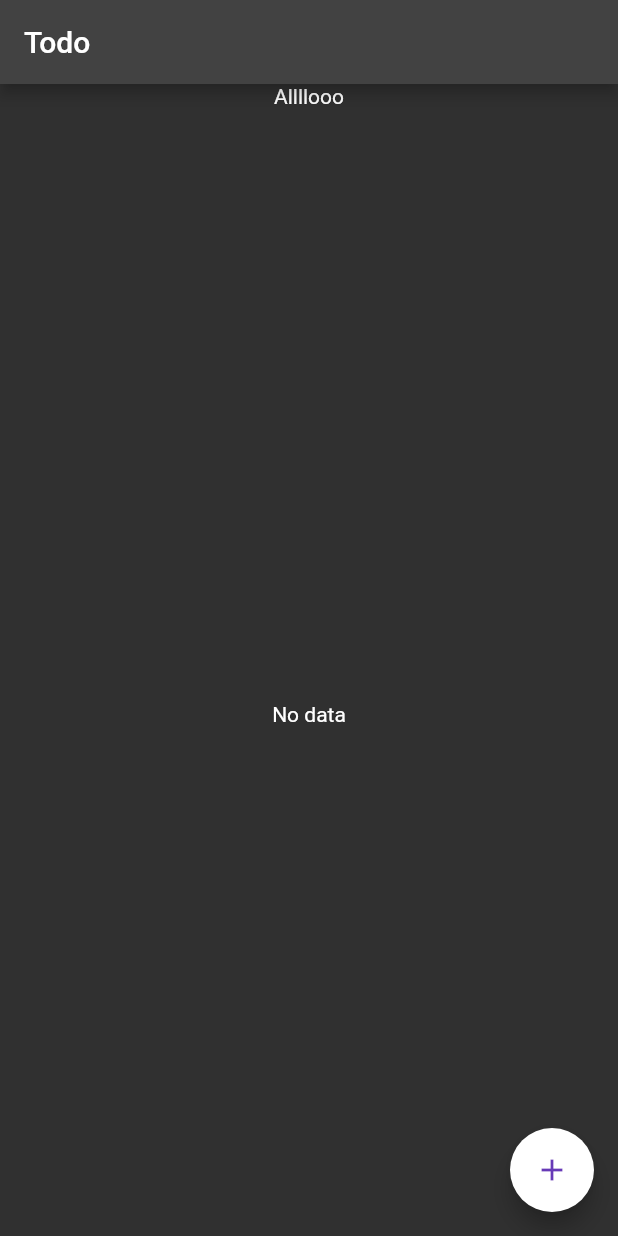
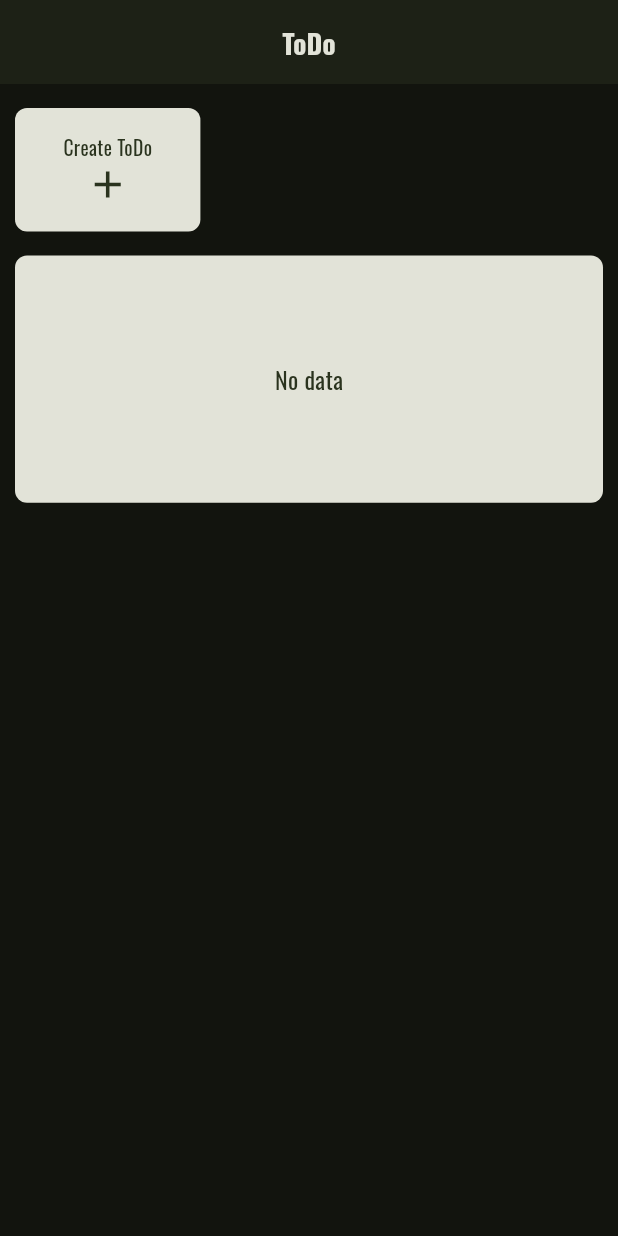
Before and after one commit to Jacques-Wolbeck/todo_app, a Flutter app: the screen it shows after launch, on a phone screen of 412 x 824 dp. Run offline on Flutter 3.47's test engine with Material 2 defaults, Android fonts, the phone set to English and light mode, and no system bars; our stand-ins replace equatable, flutter_bloc, google_fonts, sqflite; accounts and stored records are empty.

Commit message:
app theme has been adjusted

```diff
--- a/lib/android/material_app.dart
+++ b/lib/android/material_app.dart
@@ -1,5 +1,7 @@
 import 'package:flutter/material.dart';
 import 'package:flutter_bloc/flutter_bloc.dart';
+import 'package:todo_app/android/widgets/custom/custom_app_bar.dart';
+import 'package:todo_app/android/widgets/custom/custom_text_theme.dart';
 import 'package:todo_app/android/routes.dart';
 
 import '../shared/blocs/todos_bloc.dart';
@@ -15,17 +17,19 @@ class AndroidApp extends StatelessWidget {
       create: (context) =>
           TodosBloc(dbInstance: DatabaseController.db)..add(const LoadTodos()),
       child: MaterialApp(
-        title: 'Todo',
+        title: 'ToDo',
         debugShowCheckedModeBanner: false,
         theme: ThemeData(
-          brightness: Brightness.dark,
-          primarySwatch: Colors.grey,
-          primaryColor: Colors.deepPurple,
-          primaryColorLight: Colors.white,
-          splashColor: Colors.deepPurple,
+          useMaterial3: true,
+          colorScheme: ColorScheme.fromSeed(
+            seedColor: Colors.lightGreen,
+            brightness: Brightness.dark,
+          ),
+          textTheme: customTextTheme(),
+          appBarTheme: customAppBar(),
         ),
         initialRoute: '/home',
-        routes: appRoutes,
+        onGenerateRoute: (route) => onGenerateRoute(route),
       ),
     );
   }
--- a/lib/android/routes.dart
+++ b/lib/android/routes.dart
@@ -1,9 +1,15 @@
 import 'package:flutter/material.dart';
 import 'package:todo_app/android/screens/add_screen.dart';
+import 'package:todo_app/android/widgets/custom/custom_page_route.dart';
 
 import 'screens/home_screen.dart';
 
-var appRoutes = <String, WidgetBuilder>{
-  '/home': (context) => const HomeScreen(),
-  '/add': (context) => AddScreen(),
-};
+Route onGenerateRoute(RouteSettings settings) {
+  switch (settings.name) {
+    case '/add':
+      return CustomPageRoute(child: AddScreen(), settings: settings);
+    case '/home':
+    default:
+      return CustomPageRoute(child: const HomeScreen(), settings: settings);
+  }
+}
--- a/lib/android/screens/home_screen.dart
+++ b/lib/android/screens/home_screen.dart
@@ -14,36 +14,46 @@ class HomeScreen extends StatefulWidget {
 }
 
 class _HomeScreenState extends State<HomeScreen> {
+  List deleteList = [];
+
   @override
   Widget build(BuildContext context) {
     return Scaffold(
       appBar: AppBar(
-        title: const Text('Todo'),
+        automaticallyImplyLeading: false,
+        title: const Text('ToDo'),
       ),
       body: _body(),
-      floatingActionButton: FloatingActionButton(
-        child: Icon(
-          Icons.add,
-          color: Theme.of(context).primaryColor,
-        ),
-        onPressed: () {
-          Navigator.pushNamed(context, '/add');
-        },
-        backgroundColor: Theme.of(context).primaryColorLight,
-      ),
+      floatingActionButton:
+          deleteList.isNotEmpty ? _deleteButton() : const SizedBox.shrink(),
     );
   }
 
   _body() {
-    return SingleChildScrollView(
-      padding: const EdgeInsets.symmetric(horizontal: 8.0),
-      child: SizedBox(
-        height: MediaQuery.of(context).size.height,
-        child: Column(
-          mainAxisAlignment: MainAxisAlignment.start,
+    return ListView(
+      padding: const EdgeInsets.symmetric(horizontal: 10.0, vertical: 16.0),
       children: [
-            const Text('Allllooo'),
-            Expanded(
+        Row(
+          children: [
+            _addButton(),
+          ],
+        ),
+        const SizedBox(height: 16.0),
+        _showTodoList(),
+      ],
+    );
+  }
+
+  Widget _showTodoList() {
+    return ConstrainedBox(
+      constraints:
+          BoxConstraints(minHeight: MediaQuery.of(context).size.height * .2),
+      child: Container(
+        padding: const EdgeInsets.symmetric(horizontal: 8.0, vertical: 16.0),
+        decoration: BoxDecoration(
+          color: Theme.of(context).colorScheme.onBackground,
+          borderRadius: BorderRadius.circular(8.0),
+        ),
         child: BlocBuilder<TodosBloc, TodosState>(
           builder: (context, state) {
             if (state is TodosLoading) {
@@ -56,8 +66,8 @@ class _HomeScreenState extends State<HomeScreen> {
                 child: Text(
                   "Unable to load data",
                   style: TextStyle(
-                          color: Theme.of(context).primaryColorLight,
-                          fontWeight: FontWeight.bold,
+                    color: Theme.of(context).colorScheme.onSecondary,
+                    fontSize: 16.0,
                   ),
                 ),
               );
@@ -66,48 +76,182 @@ class _HomeScreenState extends State<HomeScreen> {
               final todoList = state.todos;
               debugPrint(todoList.length.toString());
               if (todoList.isEmpty) {
-                      return const Center(
-                        child: Text("No data"),
+                return Center(
+                  child: Text(
+                    "No data",
+                    style: TextStyle(
+                      color: Theme.of(context).colorScheme.onSecondary,
+                      fontSize: 16.0,
+                    ),
+                  ),
                 );
               }
               return ListView.separated(
+                shrinkWrap: true,
                 physics: const NeverScrollableScrollPhysics(),
                 itemCount: todoList.length,
                 itemBuilder: (context, index) {
                   return _cardTile(todoList[index]);
                 },
-                      separatorBuilder: (context, __) => const Divider(),
+                separatorBuilder: (context, __) => Divider(
+                  color: Theme.of(context).colorScheme.onPrimary,
+                ),
               );
             } else {
-                    return const Text('Something went wrong');
+              return Text(
+                'Something went wrong',
+                style: TextStyle(
+                  color: Theme.of(context).colorScheme.onSecondary,
+                  fontSize: 16.0,
+                ),
+              );
             }
           },
         ),
       ),
+    );
+  }
+
+  Widget _cardTile(TodoModel todo) {
+    return Card(
+      child: Material(
+        elevation: 5.0,
+        borderRadius: BorderRadius.circular(8.0),
+        color: deleteList.contains(todo)
+            ? Theme.of(context).colorScheme.secondary
+            : Theme.of(context).colorScheme.onSecondary,
+        child: InkWell(
+          onLongPress: () {
+            if (!deleteList.contains(todo)) {
+              setState(() {
+                deleteList.add(todo);
+              });
+            }
+          },
+          onTap: () {
+            if (deleteList.isNotEmpty && !deleteList.contains(todo)) {
+              setState(() {
+                deleteList.add(todo);
+              });
+            } else if (deleteList.contains(todo)) {
+              setState(() {
+                deleteList.remove(todo);
+              });
+            }
+          },
+          child: ListTile(
+            leading: _cardLeading(todo),
+            trailing: deleteList.contains(todo)
+                ? const Padding(
+                    padding: EdgeInsets.all(8.0),
+                    child: Icon(
+                      Icons.delete,
+                      size: 20,
+                    ),
+                  )
+                : const SizedBox.shrink(),
+            title: Text((todo.title == null) ? 'No title' : todo.title!),
+            subtitle:
+                Text((todo.creationDate == null) ? 'No date' : todo.status!),
+          ),
+        ),
+      ),
+    );
+  }
+
+  Widget _cardLeading(TodoModel todo) {
+    if (Status.finished != Status.stringToEnum(todo.status)) {
+      return IconButton(
+          onPressed: () {
+            todo.status = Status.enumToString(Status.finished);
+            context.read<TodosBloc>().add(UpdateTodo(todo: todo));
+          },
+          splashRadius: 8.0,
+          padding: EdgeInsets.zero,
+          icon: const Icon(Icons.check_box_outline_blank));
+    } else {
+      return IconButton(
+          onPressed: () {
+            todo.status = Status.enumToString(Status.inProgress);
+            context.read<TodosBloc>().add(UpdateTodo(todo: todo));
+          },
+          splashRadius: 8.0,
+          padding: EdgeInsets.zero,
+          icon: const Icon(Icons.check_box));
+    }
+  }
+
+  Widget _addButton() {
+    return InkWell(
+      borderRadius: BorderRadius.circular(8.0),
+      onTap: () => Navigator.pushNamed(context, '/add'),
+      highlightColor: Theme.of(context).colorScheme.secondary,
+      child: Ink(
+        height: MediaQuery.of(context).size.height * .1,
+        width: MediaQuery.of(context).size.width * .3,
+        padding: const EdgeInsets.all(8.0),
+        decoration: BoxDecoration(
+          color: Theme.of(context).colorScheme.onBackground,
+          borderRadius: BorderRadius.circular(8.0),
+        ),
+        child: Column(
+          mainAxisAlignment: MainAxisAlignment.center,
+          children: [
+            Text(
+              'Create ToDo',
+              style:
+                  TextStyle(color: Theme.of(context).colorScheme.onSecondary),
+            ),
+            Icon(
+              Icons.add,
+              size: 30.0,
+              color: Theme.of(context).colorScheme.onSecondary,
+            )
           ],
         ),
       ),
     );
   }
 
-  Card _cardTile(TodoModel todo) {
-    return Card(
-      //elevation: 5.0,
-      child: Material(
-        elevation: 5.0,
-        borderRadius: BorderRadius.circular(10.0),
-        color: Theme.of(context).primaryColor,
-        child: InkWell(
-          onLongPress: () {
-            context.read<TodosBloc>().add(DeleteTodo(todo: todo));
+  Widget _deleteButton() {
+    return ElevatedButton(
+      onPressed: () {
+        for (var element in deleteList) {
+          context.read<TodosBloc>().add(DeleteTodo(todo: element));
+        }
+        setState(() {
+          deleteList.clear();
+        });
       },
-          child: ListTile(
-            title: Text((todo.title == null) ? 'No title' : todo.title!),
-            subtitle: Text((todo.description == null)
-                ? 'No description'
-                : todo.description!),
+      child: Row(
+        mainAxisAlignment: MainAxisAlignment.spaceEvenly,
+        children: [
+          const Icon(
+            Icons.delete,
+          ),
+          const Text(
+            'Delete all',
+          ),
+          Container(
+            alignment: Alignment.center,
+            width: 25.0,
+            height: 25.0,
+            decoration: BoxDecoration(
+              color: Theme.of(context).focusColor,
+              shape: BoxShape.circle,
+            ),
+            child: Text(
+              deleteList.length.toString(),
             ),
           ),
+        ],
+      ),
+      style: ElevatedButton.styleFrom(
+        shape: RoundedRectangleBorder(
+          borderRadius: BorderRadius.circular(8.0),
+        ),
+        maximumSize: const Size(200, 50),
+        minimumSize: const Size(150, 50),
       ),
     );
   }
--- /dev/null
+++ b/lib/android/widgets/custom/custom_app_bar.dart
@@ -0,0 +1,8 @@
+import 'package:flutter/material.dart';
+
+AppBarTheme customAppBar() {
+  return const AppBarTheme(
+    centerTitle: true,
+    elevation: 2.0,
+  );
+}
--- /dev/null
+++ b/lib/android/widgets/custom/custom_text_theme.dart
@@ -0,0 +1,70 @@
+import 'package:flutter/material.dart';
+import 'package:google_fonts/google_fonts.dart';
+
+TextTheme customTextTheme() {
+  return TextTheme(
+    headline1: GoogleFonts.oswald(
+      fontSize: 88,
+      fontWeight: FontWeight.w300,
+      letterSpacing: -1.5,
+    ),
+    headline2: GoogleFonts.oswald(
+      fontSize: 55,
+      fontWeight: FontWeight.w300,
+      letterSpacing: -0.5,
+    ),
+    headline3: GoogleFonts.oswald(
+      fontSize: 44,
+      fontWeight: FontWeight.w400,
+    ),
+    headline4: GoogleFonts.oswald(
+      fontSize: 31,
+      fontWeight: FontWeight.w400,
+      letterSpacing: 0.25,
+    ),
+    headline5: GoogleFonts.oswald(
+      fontSize: 22,
+      fontWeight: FontWeight.w400,
+    ),
+    headline6: GoogleFonts.oswald(
+      fontSize: 18,
+      fontWeight: FontWeight.w700,
+      letterSpacing: 0.15,
+    ),
+    subtitle1: GoogleFonts.oswald(
+      fontSize: 15,
+      fontWeight: FontWeight.w400,
+      letterSpacing: 0.15,
+    ),
+    subtitle2: GoogleFonts.oswald(
+      fontSize: 13,
+      fontWeight: FontWeight.w500,
+      letterSpacing: 0.1,
+    ),
+    bodyText1: GoogleFonts.oswald(
+      fontSize: 15,
+      fontWeight: FontWeight.w400,
+      letterSpacing: 0.5,
+    ),
+    bodyText2: GoogleFonts.oswald(
+      fontSize: 13,
+      fontWeight: FontWeight.w400,
+      letterSpacing: 0.25,
+    ),
+    button: GoogleFonts.oswald(
+      fontSize: 13,
+      fontWeight: FontWeight.w500,
+      letterSpacing: 1.25,
+    ),
+    caption: GoogleFonts.oswald(
+      fontSize: 11,
+      fontWeight: FontWeight.w400,
+      letterSpacing: 0.4,
+    ),
+    overline: GoogleFonts.oswald(
+      fontSize: 9,
+      fontWeight: FontWeight.w400,
+      letterSpacing: 1.5,
+    ),
+  );
+}
--- a/pubspec.yaml
+++ b/pubspec.yaml
@@ -18,7 +18,7 @@ publish_to: 'none' # Remove this line if you wish to publish to pub.dev
 version: 1.0.0+1
 
 environment:
-  sdk: ">=2.16.2 <3.0.0"
+  sdk: ">=2.17.0 <3.0.0"
 
 # Dependencies specify other packages that your package needs in order to work.
 # To automatically upgrade your package dependencies to the latest versions
@@ -39,6 +39,7 @@ dependencies:
   path_provider: ^2.0.10
   flutter_bloc: ^8.1.1
   equatable: ^2.0.5
+  google_fonts: ^3.0.1
 
 
 dev_dependencies:
```
Also changed, not shown: lib/android/screens/add_screen.dart (+11 -19 lines), lib/android/widgets/custom/custom_page_route.dart (added, +29 -0 lines), lib/shared/models/todo_model.dart (+23 -0 lines), pubspec.lock. Lines whose indentation alone changed are shown as unchanged.
